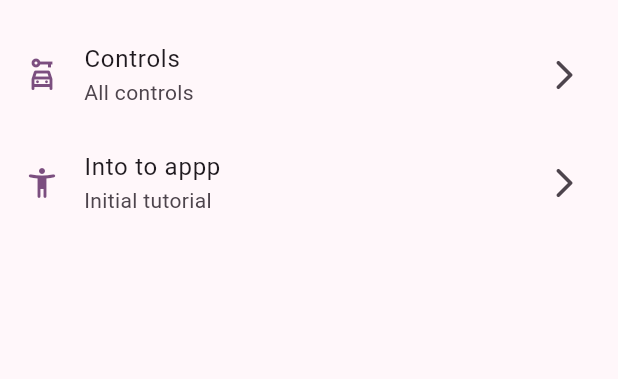
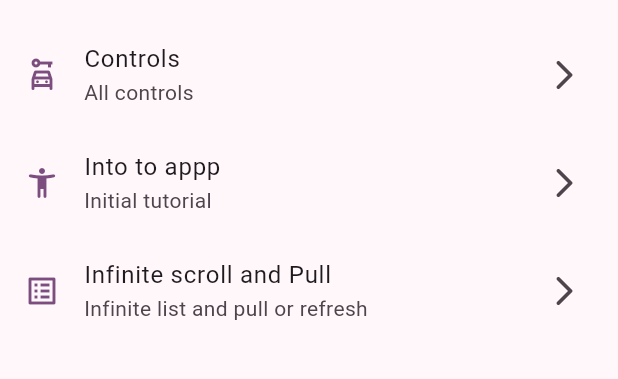
Before and after one commit to UrielCisneros/widgets_app, a Flutter app: the screen it shows after launch, on a phone screen of 412 x 824 dp, the part 603-982 px from its top. Run offline on Flutter 3.47's test engine with Material 2 defaults, Android fonts, the phone set to English and light mode, and no system bars; our stand-ins replace animate_do, go_router.

Commit message:
Add images and list builder widgets in infinite scroll

```diff
--- a/lib/config/menu/menu_items.dart
+++ b/lib/config/menu/menu_items.dart
@@ -48,6 +48,11 @@ const appMenuItems = <MenuItems>[
       title: "Into to appp",
       subTitle: "Initial tutorial",
       link: "/app_tutorial",
-      icon: Icons.accessibility_new_rounded)
+      icon: Icons.accessibility_new_rounded),
+  MenuItems(
+      title: "Infinite scroll and Pull",
+      subTitle: "Infinite list and pull or refresh",
+      link: '/infinite_scroll',
+      icon: Icons.list_alt_outlined)
   // MenuItems(title: "", subTitle: subTitle, link: link, icon: icon)
 ];
```
Also changed, not shown: lib/presentation/screens/infinite_scroll/infinite_scroll_screen.dart (+36 -1 lines).
